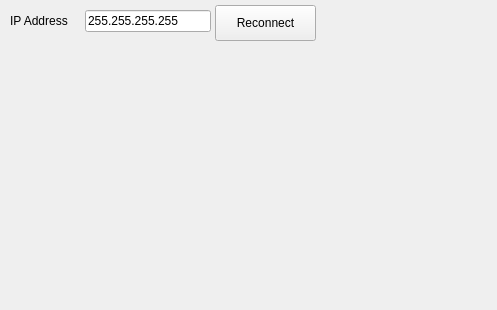
The window that network.ui (evovch/bcontrol) describes before a commit, drawn with Qt 5.
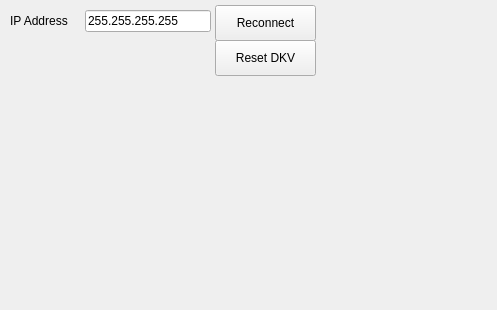
The same window after the commit.

The edit to the form file:
```diff
--- a/network.ui
+++ b/network.ui
@@ -52,6 +52,19 @@
     <string>Reconnect</string>
    </property>
   </widget>
+  <widget class="QPushButton" name="resetButton">
+   <property name="geometry">
+    <rect>
+     <x>215</x>
+     <y>40</y>
+     <width>101</width>
+     <height>36</height>
+    </rect>
+   </property>
+   <property name="text">
+    <string>Reset DKV</string>
+   </property>
+  </widget>
  </widget>
  <resources/>
  <connections/>
```
